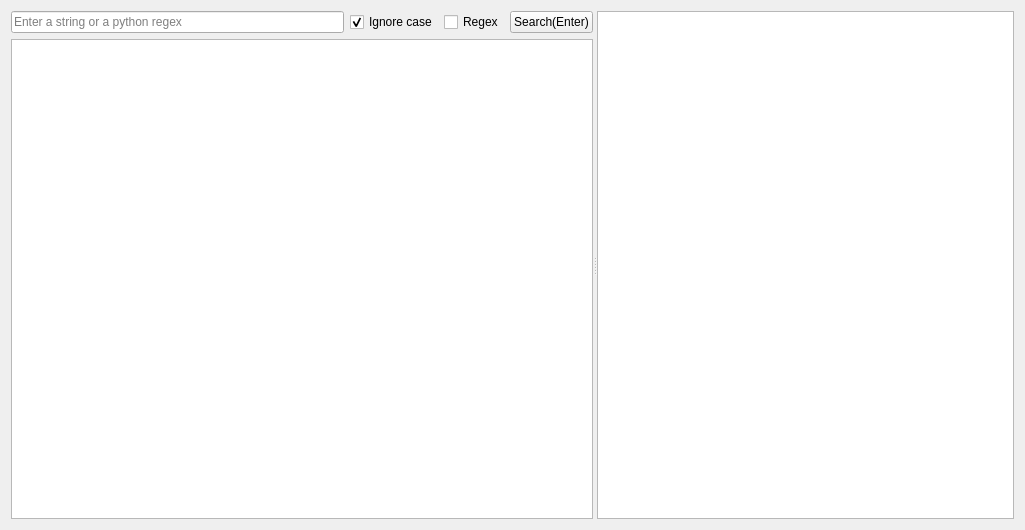
Old version of the form GUI/ExamineReferrersWidget.ui in the repository korcankaraokcu/PINCE.
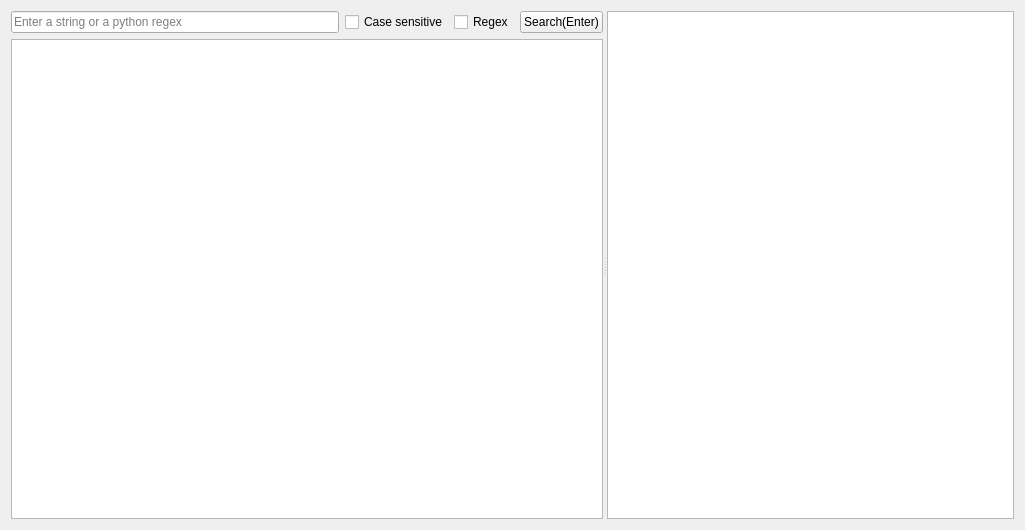
New version of the form.

Commit message: Refactor ignore_case to case_sensitive for convenience

What changed in the file:
```diff
--- a/GUI/ExamineReferrersWidget.ui
+++ b/GUI/ExamineReferrersWidget.ui
@@ -42,10 +42,7 @@
             <string>Ignore case if checked</string>
            </property>
            <property name="text">
-            <string>Ignore case</string>
-           </property>
-           <property name="checked">
-            <bool>true</bool>
+            <string>Case sensitive</string>
            </property>
           </widget>
          </item>
```
Left out of the diff: 2 changed lines with no effect on the pictures. The commit also changes 12 other files.
